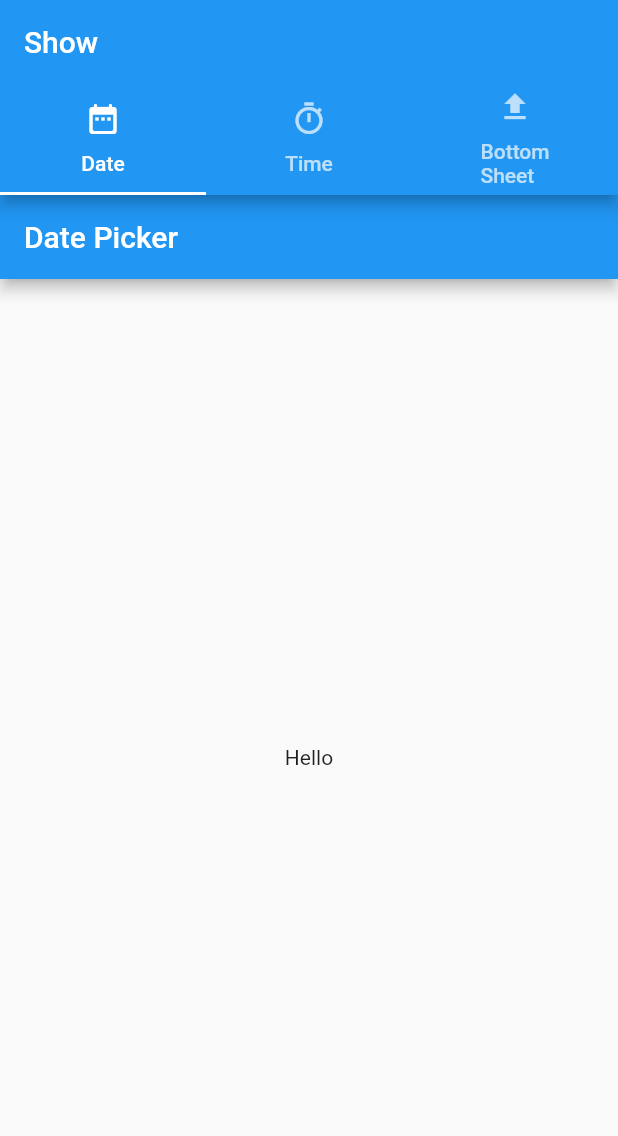
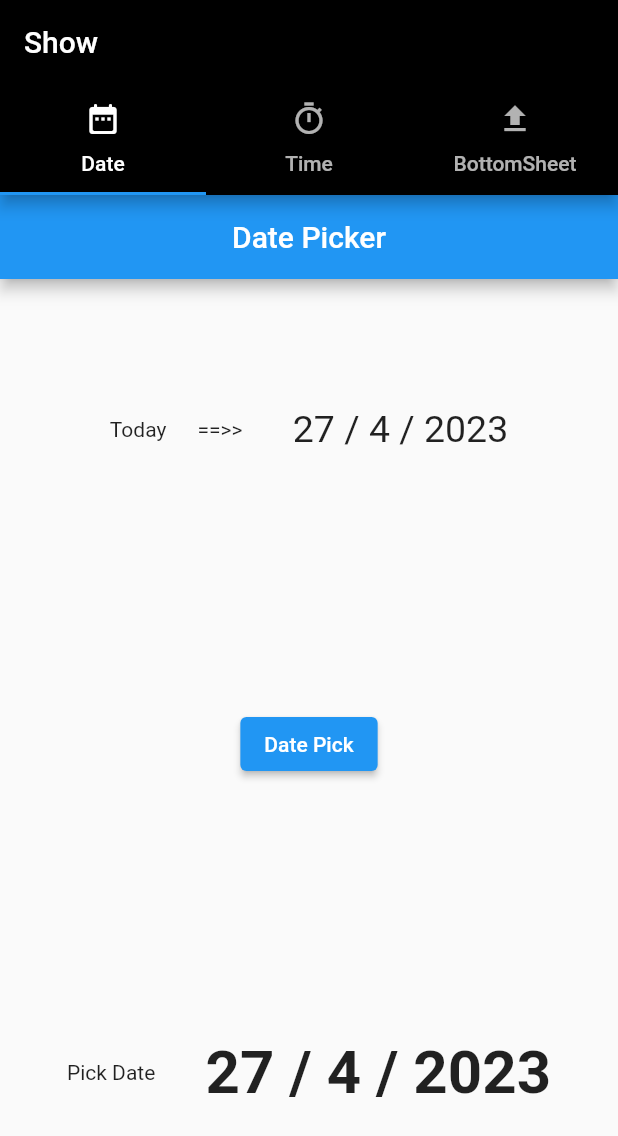
Before and after one commit to VivekTailor19/practice_advance, a Flutter app: the screen it shows after launch, on a phone screen of 412 x 824 dp. Shown: the top 1136 px of the screen. Run offline on Flutter 3.47's test engine with Material 2 defaults, Android fonts, the phone set to English and light mode, and no system bars.

Commit message:
Show Date Time Bottom Sheet

```diff
--- a/lib/show_date_time_bottomsheet/screen/date.dart
+++ b/lib/show_date_time_bottomsheet/screen/date.dart
@@ -1,4 +1,6 @@
 import 'package:flutter/material.dart';
+import 'package:practice/show_date_time_bottomsheet/showprovider.dart';
+import 'package:provider/provider.dart';
 
 class DatePicker_Screen extends StatefulWidget {
   const DatePicker_Screen({Key? key}) : super(key: key);
@@ -8,17 +10,54 @@ class DatePicker_Screen extends StatefulWidget {
 }
 
 class _DatePicker_ScreenState extends State<DatePicker_Screen> {
+
+  ShowProvider? spF;
+  ShowProvider? spT;
+
   @override
   Widget build(BuildContext context) {
+
+    spF = Provider.of<ShowProvider>(context,listen: false);
+    spT = Provider.of<ShowProvider>(context,listen: true);
+
     return SafeArea(
       child: Scaffold(
-        appBar: AppBar(
-          title: Text("Date Picker"),
-        ),
-        body: Center(
-          child: Text("Hello"),
-        ),
-      ),
+          appBar: AppBar(
+            title: Text("Date Picker"),
+            centerTitle: true,
+          ),
+          body: Column(
+            mainAxisAlignment: MainAxisAlignment.spaceAround,
+            children: [
+              Row(
+                mainAxisAlignment: MainAxisAlignment.center,
+
+                children: [
+                  Text("Today      ==>> ",),
+                  SizedBox(width:30),
+                  Text("${spF!.today.day} / ${spT!.today.month} / ${spT!.today.year}",style: TextStyle(fontSize: 25),),
+                ],
+              ),
+              ElevatedButton(
+                  onPressed: () async {
+                    DateTime? pdate = await showDatePicker(context: context, initialDate: spT!.sdate, firstDate: DateTime(1947), lastDate: DateTime(2050));
+
+                    spF!.datepick(pdate!);
+                  },
+                  child: Text("Date Pick")),
+
+              Row(
+                mainAxisAlignment: MainAxisAlignment.center,
+                children: [
+                  Text("Pick Date ",),
+                  SizedBox(width:30),
+                  Text("${spT!.sdate.day} / ${spT!.sdate.month} / ${spT!.sdate.year}",style: TextStyle(fontWeight: FontWeight.bold,fontSize: 40),),
+                ],
+              ),
+
+
+            ],
+          )),
     );
   }
 }
--- a/lib/show_date_time_bottomsheet/show.dart
+++ b/lib/show_date_time_bottomsheet/show.dart
@@ -23,13 +23,15 @@ class _Show_Date_Time_BottomSheetState
         length: 3,
         child: Scaffold(
           appBar: AppBar(
+            backgroundColor: Colors.black,
             title: Text("Show"),
             bottom: TabBar(
+
 
               tabs: [
                 Tab(icon: Icon(Icons.date_range_rounded),text: 'Date',),
                 Tab(icon: Icon(Icons.timer_outlined),text: 'Time',),
-                Tab(icon: Icon(Icons.upload),text: 'Bottom\nSheet'),
+                Tab(icon: Icon(Icons.upload),text: 'BottomSheet'),
               ],
             ),
 
@@ -39,7 +41,6 @@ class _Show_Date_Time_BottomSheetState
               DatePicker_Screen(),
               TimePicker_Screen(),
               BottomSheet_Screen(),
-
             ],
           ),
 
--- a/lib/show_date_time_bottomsheet/showprovider.dart
+++ b/lib/show_date_time_bottomsheet/showprovider.dart
@@ -1,6 +1,15 @@
+import 'package:flutter/material.dart';
 import 'package:flutter/widgets.dart';
 
 class ShowProvider extends ChangeNotifier
 {
+  DateTime today = DateTime.now();
+
+  DateTime sdate = DateTime.now();
+  void datepick(DateTime pdate)
+  {
+    sdate = pdate;
+    notifyListeners();
+  }
 
 }
```
